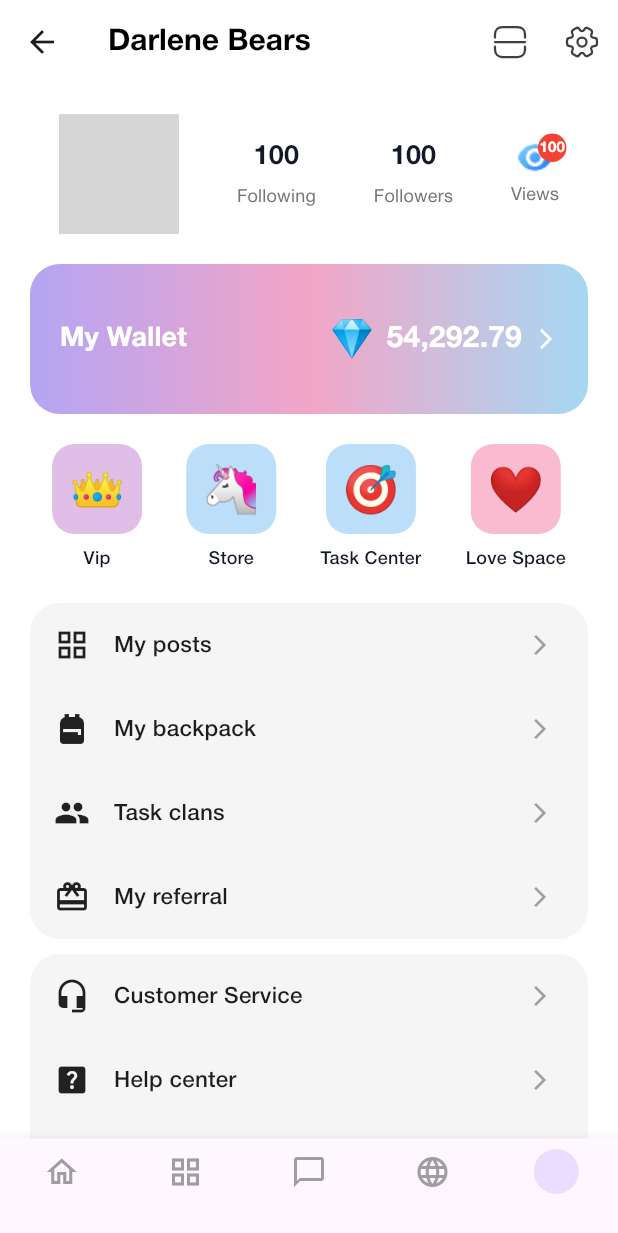
After one commit to thang2k6adu/JT291-flutter-mobile, a Flutter app: the ProfileScreen screen opened directly, on a phone screen of 412 x 824 dp. The commit adds this screen. Shown: the top 1233 px of the screen. Run offline on Flutter 3.47's test engine with Material 3 defaults, Android fonts, the phone set to English and light mode, and no system bars; our stand-ins replace carousel_slider, device_info_plus, dio, firebase_auth, firebase_core, flutter_riverpod and 7 more; missing offline and left inert: network_info_plus; accounts and stored records are empty; network calls fail; statements that could not run were skipped; project files that could hold a hidden picture were left out; grey boxes are pictures that could not be loaded.

Commit message:
feature: profile screen skeleton

```diff
--- a/lib/core/constants/app_icons.dart
+++ b/lib/core/constants/app_icons.dart
@@ -17,4 +17,8 @@ class AppIcons {
   static const String flower = 'lib/assets/icons/flower.png';
   static const String malePng = 'lib/assets/icons/male.png';
   static const String badge1Png = 'lib/assets/icons/badge1.png';
+  static const String scanner = 'lib/assets/icons/scanner.svg';
+  static const String setting = 'lib/assets/icons/setting.svg';
+  static const String eye = 'lib/assets/icons/eye.svg';
+  static const String eyePng = 'lib/assets/icons/eye.png';
 }
--- a/lib/features/home/screens/home_screen.dart
+++ b/lib/features/home/screens/home_screen.dart
@@ -11,7 +11,7 @@ class HomeScreen extends StatelessWidget {
   const HomeScreen({super.key});
 
   void _onAvatarTap(BuildContext context) {
-    pushScreen(context, RouteConstants.userMe);
+    pushScreen(context, RouteConstants.userProfile);
   }
 
   @override
--- /dev/null
+++ b/lib/features/profile/screens/profile_screen.dart
@@ -0,0 +1,100 @@
+import 'package:flutter/material.dart';
+import 'package:jt291_flutter_mobile/features/profile/widget/layout/profile_screen/profile_header.dart';
+import 'package:jt291_flutter_mobile/features/profile/widget/layout/profile_screen/wallet_card.dart';
+import 'package:jt291_flutter_mobile/features/profile/widget/layout/profile_screen/quick_access_row.dart';
+import 'package:jt291_flutter_mobile/features/profile/widget/layout/profile_screen/menu_section.dart';
+import 'package:jt291_flutter_mobile/features/profile/widget/ui/svg-icon.dart';
+import 'package:jt291_flutter_mobile/core/constants/app_icons.dart';
+
+class ProfileScreen extends StatelessWidget {
+  const ProfileScreen({super.key});
+
+  @override
+  Widget build(BuildContext context) {
+    return Scaffold(
+      backgroundColor: Colors.white,
+      appBar: AppBar(
+        backgroundColor: Colors.white,
+        elevation: 0,
+        title: const Text(
+          'Darlene Bears',
+          style: TextStyle(
+            color: Colors.black,
+            fontSize: 20,
+            fontWeight: FontWeight.bold,
+          ),
+        ),
+        actions: [
+          IconButton(
+            icon: SvgIconSimple.asset(AppIcons.scanner),
+            onPressed: () {},
+          ),
+          IconButton(
+            icon: SvgIconSimple.asset(AppIcons.setting),
+            onPressed: () {},
+          ),
+        ],
+      ),
+      body: SingleChildScrollView(
+        child: Column(
+          children: const [
+            ProfileHeader(
+              avatarUrl:
+                  'https://statictuoitre.mediacdn.vn/thumb_w/640/2017/7-1512755474943.jpg',
+              followingCount: 100,
+              followersCount: 100,
+              viewsCount: 100,
+            ),
+            WalletCard(),
+            SizedBox(height: 20),
+            QuickAccessRow(),
+            SizedBox(height: 20),
+            MenuSection(
+              items: [
+                (Icons.grid_view, 'My posts'),
+                (Icons.backpack, 'My backpack'),
+                (Icons.people, 'Task clans'),
+                (Icons.card_giftcard, 'My referral'),
+              ],
+            ),
+            SizedBox(height: 10),
+            MenuSection(
+              items: [
+                (Icons.headset_mic, 'Customer Service'),
+                (Icons.help_center, 'Help center'),
+                (Icons.feedback, 'Feedback'),
+                (Icons.contact_mail, 'Contract Us'),
+              ],
+            ),
+            SizedBox(height: 100),
+          ],
+        ),
+      ),
+      bottomNavigationBar: BottomNavigationBar(
+        type: BottomNavigationBarType.fixed,
+        currentIndex: 4,
+        selectedItemColor: Colors.blue,
+        unselectedItemColor: Colors.grey,
+        items: const [
+          BottomNavigationBarItem(icon: Icon(Icons.home_outlined), label: ''),
+          BottomNavigationBarItem(
+            icon: Icon(Icons.grid_view_outlined),
+            label: '',
+          ),
+          BottomNavigationBarItem(
+            icon: Icon(Icons.chat_bubble_outline),
+            label: '',
+          ),
+          BottomNavigationBarItem(icon: Icon(Icons.language), label: ''),
+          BottomNavigationBarItem(
+            icon: CircleAvatar(
+              radius: 15,
+              // backgroundImage: NetworkImage('https://via.placeholder.com/150'),
+            ),
+            label: '',
+          ),
+        ],
+      ),
+    );
+  }
+}
--- /dev/null
+++ b/lib/features/profile/widget/layout/profile_screen/menu_section.dart
@@ -0,0 +1,39 @@
+import 'package:flutter/material.dart';
+
+class MenuSection extends StatelessWidget {
+  final List<(IconData, String)> items;
+  const MenuSection({required this.items, super.key});
+
+  @override
+  Widget build(BuildContext context) {
+    return Container(
+      margin: const EdgeInsets.symmetric(horizontal: 20),
+      decoration: BoxDecoration(
+        color: Colors.grey.shade100,
+        borderRadius: BorderRadius.circular(20),
+      ),
+      child: Column(
+        children: items
+            .map(
+              (item) => ListTile(
+                leading: Icon(item.$1, color: Colors.black87),
+                title: Text(
+                  item.$2,
+                  style: const TextStyle(
+                    fontSize: 15,
+                    fontWeight: FontWeight.w500,
+                  ),
+                ),
+                trailing: const Icon(
+                  Icons.arrow_forward_ios,
+                  size: 16,
+                  color: Colors.grey,
+                ),
+                onTap: () {},
+              ),
+            )
+            .toList(),
+      ),
+    );
+  }
+}
--- /dev/null
+++ b/lib/features/profile/widget/layout/profile_screen/profile_header.dart
@@ -0,0 +1,79 @@
+import 'package:flutter/material.dart';
+import 'package:jt291_flutter_mobile/features/profile/widget/ui/stat_item.dart';
+import 'package:jt291_flutter_mobile/features/profile/widget/ui/svg-icon.dart';
+import 'package:jt291_flutter_mobile/core/constants/app_icons.dart';
+
+class ProfileHeader extends StatelessWidget {
+  final String avatarUrl;
+  final int followingCount;
+  final int followersCount;
+  final int viewsCount;
+  final VoidCallback? onAvatarTap;
+
+  const ProfileHeader({
+    super.key,
+    required this.avatarUrl,
+    required this.followingCount,
+    required this.followersCount,
+    required this.viewsCount,
+    this.onAvatarTap,
+  });
+
+  @override
+  Widget build(BuildContext context) {
+    return Padding(
+      padding: const EdgeInsets.all(20.0),
+      child: Row(
+        mainAxisAlignment: MainAxisAlignment.spaceAround,
+        children: [
+          // Avatar
+          GestureDetector(
+            onTap: onAvatarTap,
+            child: CircleAvatar(
+              radius: 40,
+              backgroundImage: avatarUrl.isNotEmpty
+                  ? NetworkImage(avatarUrl)
+                  : null,
+              backgroundColor: Colors.grey.shade200,
+              child: avatarUrl.isEmpty
+                  ? const Icon(Icons.person, size: 40, color: Colors.grey)
+                  : null,
+            ),
+          ),
+
+          // Stats
+          StatItem(count: followingCount.toString(), label: 'Following'),
+          StatItem(count: followersCount.toString(), label: 'Followers'),
+
+          // Views with optional badge
+          Stack(
+            clipBehavior: Clip.none,
+            children: [
+              StatItem(icon: Image.asset(AppIcons.eyePng), label: 'Views'),
+              if (viewsCount > 0)
+                Positioned(
+                  right: -6,
+                  top: -4,
+                  child: Container(
+                    padding: const EdgeInsets.all(2),
+                    decoration: const BoxDecoration(
+                      color: Colors.red,
+                      shape: BoxShape.circle,
+                    ),
+                    child: Text(
+                      '$viewsCount',
+                      style: const TextStyle(
+                        color: Colors.white,
+                        fontSize: 10,
+                        fontWeight: FontWeight.bold,
+                      ),
+                    ),
+                  ),
+                ),
+            ],
+          ),
+        ],
+      ),
+    );
+  }
+}
--- /dev/null
+++ b/lib/features/profile/widget/layout/profile_screen/quick_access_row.dart
@@ -0,0 +1,65 @@
+import 'package:flutter/material.dart';
+
+class QuickAccessRow extends StatelessWidget {
+  const QuickAccessRow({super.key});
+
+  @override
+  Widget build(BuildContext context) {
+    final items = [
+      ('👑', 'Vip', Colors.purple.shade100),
+      ('🦄', 'Store', Colors.blue.shade100),
+      ('🎯', 'Task Center', Colors.blue.shade100),
+      ('❤️', 'Love Space', Colors.pink.shade100),
+    ];
+
+    return Padding(
+      padding: const EdgeInsets.symmetric(horizontal: 20.0),
+      child: Row(
+        mainAxisAlignment: MainAxisAlignment.spaceAround,
+        children: items
+            .map((e) => _QuickAccessItem(
+                  emoji: e.$1,
+                  label: e.$2,
+                  bgColor: e.$3,
+                ))
+            .toList(),
+      ),
+    );
+  }
+}
+
+class _QuickAccessItem extends StatelessWidget {
+  final String emoji;
+  final String label;
+  final Color bgColor;
+
+  const _QuickAccessItem({
+    required this.emoji,
+    required this.label,
+    required this.bgColor,
+  });
+
+  @override
+  Widget build(BuildContext context) {
+    return Column(
+      children: [
+        Container(
+          width: 60,
+          height: 60,
+          decoration: BoxDecoration(
+            color: bgColor,
+            borderRadius: BorderRadius.circular(15),
+          ),
+          child: Center(
+            child: Text(emoji, style: const TextStyle(fontSize: 30)),
+          ),
+        ),
+        const SizedBox(height: 8),
+        Text(
+          label,
+          style: const TextStyle(fontSize: 12, fontWeight: FontWeight.w500),
+        ),
+      ],
+    );
+  }
+}
--- /dev/null
+++ b/lib/features/profile/widget/layout/profile_screen/wallet_card.dart
@@ -0,0 +1,57 @@
+import 'package:flutter/material.dart';
+
+class WalletCard extends StatelessWidget {
+  const WalletCard({super.key});
+
+  @override
+  Widget build(BuildContext context) {
+    return Padding(
+      padding: const EdgeInsets.symmetric(horizontal: 20.0),
+      child: Container(
+        height: 100,
+        decoration: BoxDecoration(
+          borderRadius: BorderRadius.circular(20),
+          gradient: const LinearGradient(
+            colors: [
+              Color(0xFFB4A5F3),
+              Color(0xFFF3A5C7),
+              Color(0xFFA5D8F3),
+            ],
+          ),
+        ),
+        child: Padding(
+          padding: const EdgeInsets.all(20.0),
+          child: Row(
+            mainAxisAlignment: MainAxisAlignment.spaceBetween,
+            children: [
+              const Text(
+                'My Wallet',
+                style: TextStyle(
+                  color: Colors.white,
+                  fontSize: 18,
+                  fontWeight: FontWeight.w600,
+                ),
+              ),
+              Row(
+                children: const [
+                  Text('💎', style: TextStyle(fontSize: 24)),
+                  SizedBox(width: 8),
+                  Text(
+                    '54,292.79',
+                    style: TextStyle(
+                      color: Colors.white,
+                      fontSize: 20,
+                      fontWeight: FontWeight.bold,
+                    ),
+                  ),
+                  SizedBox(width: 8),
+                  Icon(Icons.arrow_forward_ios, color: Colors.white, size: 16),
+                ],
+              ),
+            ],
+          ),
+        ),
+      ),
+    );
+  }
+}
--- /dev/null
+++ b/lib/features/profile/widget/ui/stat_item.dart
@@ -0,0 +1,43 @@
+import 'package:flutter/material.dart';
+
+class StatItem extends StatelessWidget {
+  final String? count; // Cho phép null
+  final String label;
+  final Widget? icon;
+
+  const StatItem({
+    super.key,
+    this.count,
+    required this.label,
+    this.icon,
+  });
+
+  @override
+  Widget build(BuildContext context) {
+    return Column(
+      children: [
+        if (icon != null)
+          icon!
+        else if (count != null)
+          Text(
+            count!,
+            style: const TextStyle(
+              fontSize: 18,
+              fontWeight: FontWeight.bold,
+            ),
+          )
+        else
+          const SizedBox.shrink(), // tránh layout lỗi nếu không có gì
+
+        const SizedBox(height: 4),
+        Text(
+          label,
+          style: TextStyle(
+            fontSize: 12,
+            color: Colors.grey.shade600,
+          ),
+        ),
+      ],
+    );
+  }
+}
--- a/lib/routers/app_router.dart
+++ b/lib/routers/app_router.dart
@@ -9,6 +9,7 @@ import 'package:jt291_flutter_mobile/features/auth/screens/login_screen.dart';
 import 'package:jt291_flutter_mobile/features/main/screens/main_screen.dart';
 import 'package:jt291_flutter_mobile/features/profile/screens/edit_user.dart';
 import 'package:jt291_flutter_mobile/features/profile/screens/my_album.dart';
+import 'package:jt291_flutter_mobile/features/profile/screens/profile_screen.dart';
 import 'package:jt291_flutter_mobile/features/profile/screens/user_me_screen.dart';
 import 'package:jt291_flutter_mobile/features/profile/screens/edit_nickname.dart';
 import 'package:jt291_flutter_mobile/features/profile/screens/edit_bio.dart';
@@ -68,6 +69,10 @@ final routerProvider = Provider<GoRouter>((ref) {
             path: RouteConstants.userEditBio,
             builder: ((context, state) => const EditBioScreen()),
           ),
+          GoRoute(
+            path: RouteConstants.userProfile,
+            builder: ((context, state) => const ProfileScreen()),
+          ),
         ],
       ),
     ],
```
Also changed, not shown: lib/assets/icons/eye.png (added), lib/assets/icons/eye.svg (added), lib/assets/icons/scanner.svg (added), lib/assets/icons/setting.svg (added).
